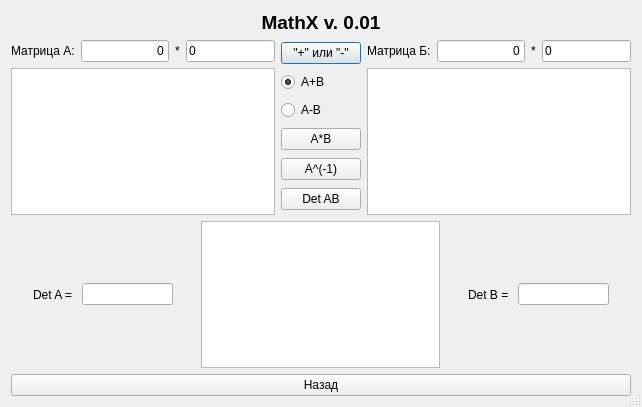
Old version of the form matr.ui in the repository Kanst/MathXv.
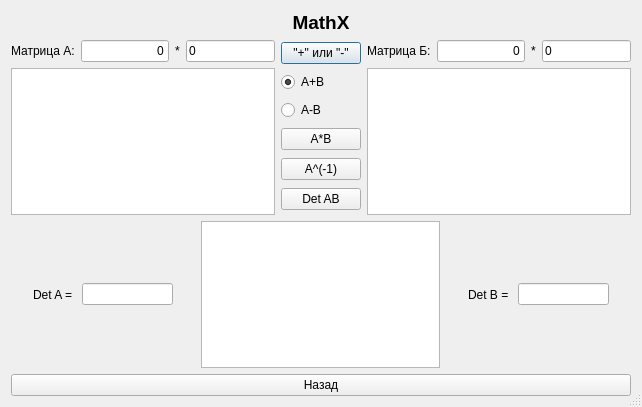
New version of the form.

What changed in the file:
```diff
--- a/matr.ui
+++ b/matr.ui
@@ -34,7 +34,7 @@
           </font>
          </property>
          <property name="text">
-          <string>MathX v. 0.01</string>
+          <string>MathX</string>
          </property>
          <property name="alignment">
           <set>Qt::AlignCenter</set>
```
Left out of the diff: 5 changed lines with no effect on the pictures.
